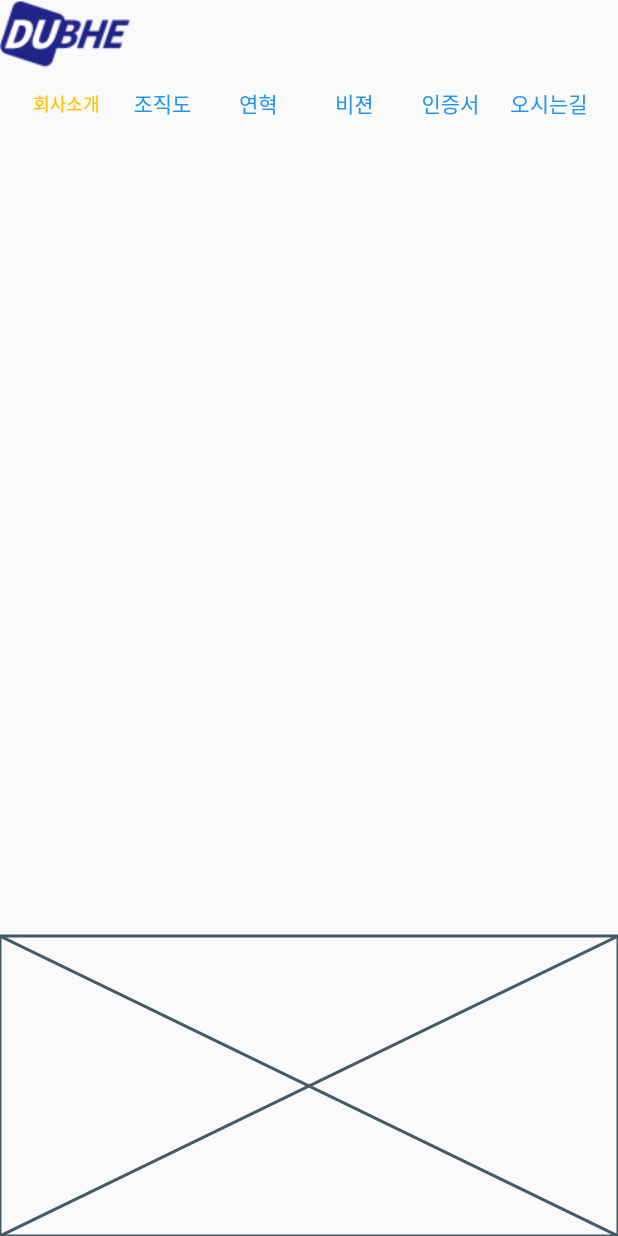
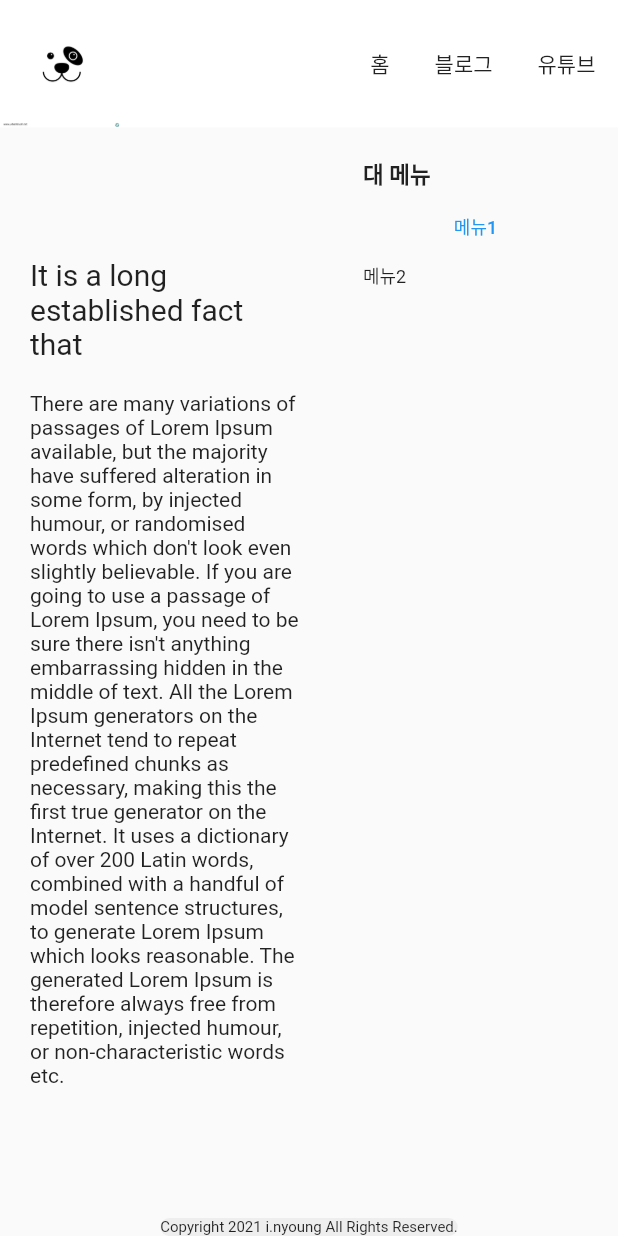
Before and after one commit to inyoungsJang/flutter_webapp, a Flutter app: the screen it shows after launch, on a phone screen of 412 x 824 dp. Run offline on Flutter 3.47's test engine with Material 2 defaults, Android fonts, the phone set to English and light mode, and no system bars.

Commit message:
화면중앙

```diff
--- a/flutter_webapp_dubhehome/lib/src/components/contents.dart
+++ b/flutter_webapp_dubhehome/lib/src/components/contents.dart
@@ -6,45 +6,46 @@ class Contents extends StatefulWidget {
 }
 
 class _ContentsState extends State<Contents> {
+  Widget menu(String munu, GestureTapCallback onTap) {
+    return InkWell(
+      mouseCursor: MaterialStateMouseCursor.clickable,
+      //마우스 호버했을때 배경색
+      // hoverColor: Colors.amber,
+      hoverColor: Colors.transparent,
+      //클릭했을때의 배경색
+      // splashColor: Colors.yellowAccent,
+      splashColor: Colors.transparent,
+      //클릭했을때의 배경색
+      highlightColor: Colors.transparent,
+      onTap: onTap,
+      child: Padding(
+        padding: const EdgeInsets.symmetric(horizontal: 15),
+        child: Text(munu),
+      ),
+    );
+  }
+
   @override
   Widget build(BuildContext context) {
     return Container(
       child: Column(
         children: [
           Row(
-            mainAxisAlignment: MainAxisAlignment.center,
+            mainAxisAlignment: MainAxisAlignment.spaceBetween,
             children: [
-              TextButton(
-
-                onPressed: () {},
-                child: Text(
-                  "회사소개",
-                  style: TextStyle(color: Colors.amber, fontSize: 12),
-                ),
+              Image.asset(
+                "assets/images/logo.png",
+                width: 80,
               ),
-              TextButton(
-                onPressed: () {},
-                child: Text("조직도"),
-              ),
-              TextButton(
-                onPressed: () {},
-                child: Text("연혁"),
-              ),
-              TextButton(
-                onPressed: () {},
-                child: Text("비젼"),
-              ),
-              TextButton(
-                onPressed: () {},
-                child: Text("인증서"),
-              ),
-              TextButton(
-                onPressed: () {},
-                child: Text("오시는길"),
+              Row(
+                children: [
+                  menu("홈", () {}),
+                  menu("블로그", () {}),
+                  menu("유튜브", () {}),
+                ],
               ),
             ],
-          ),
-          Container(),
+          )
         ],
       ),
     );
--- a/flutter_webapp_dubhehome/lib/src/components/footer.dart
+++ b/flutter_webapp_dubhehome/lib/src/components/footer.dart
@@ -1,15 +1,19 @@
 import 'package:flutter/material.dart';
 
-class Fotter extends StatefulWidget {
-  @override
-  _FotterState createState() => _FotterState();
-}
-
-class _FotterState extends State<Fotter> {
+class Footer extends StatelessWidget {
   @override
   Widget build(BuildContext context) {
     return Container(
-      child: Placeholder(fallbackHeight: 200),
+      decoration: BoxDecoration(
+          borderRadius: BorderRadius.circular(7), color: Colors.grey.shade200),
+      //padding: EdgeInsets.all(3),
+      child: Text(
+        "Copyright 2021 i.nyoung All Rights Reserved.",
+        style: TextStyle(
+          fontSize: 10,
+        ),
+        textAlign: TextAlign.center,
+      ),
     );
   }
 }
--- a/flutter_webapp_dubhehome/lib/src/components/header.dart
+++ b/flutter_webapp_dubhehome/lib/src/components/header.dart
@@ -6,11 +6,48 @@ class Header extends StatefulWidget {
 }
 
 class _HeaderState extends State<Header> {
+  Widget menu(String munu, GestureTapCallback onTap) {
+    return InkWell(
+      mouseCursor: MaterialStateMouseCursor.clickable,
+      //마우스 호버했을때 배경색
+      // hoverColor: Colors.amber,
+      hoverColor: Colors.transparent,
+      //클릭했을때의 배경색
+      // splashColor: Colors.yellowAccent,
+      splashColor: Colors.transparent,
+      //클릭했을때의 배경색
+      highlightColor: Colors.transparent,
+      onTap: onTap,
+      child: Padding(
+        padding: const EdgeInsets.symmetric(horizontal: 15),
+        child: Text(munu),
+      ),
+    );
+  }
+
   @override
   Widget build(BuildContext context) {
     return Container(
-      child: Row(
-        children: [Image.asset("assets/images/logo_blue_dubhe1.png")],
+      color: Colors.white,
+      child: Column(
+        children: [
+          Row(
+            mainAxisAlignment: MainAxisAlignment.spaceBetween,
+            children: [
+              Image.asset(
+                "assets/images/logo.png",
+                width: 80,
+              ),
+              Row(
+                children: [
+                  menu("홈", () {}),
+                  menu("블로그", () {}),
+                  menu("유튜브", () {}),
+                ],
+              ),
+            ],
+          )
+        ],
       ),
     );
   }
--- a/flutter_webapp_dubhehome/lib/src/home.dart
+++ b/flutter_webapp_dubhehome/lib/src/home.dart
@@ -2,6 +2,7 @@ import 'package:flutter/material.dart';
 import 'package:flutter_webapp_dubhehome/src/components/contents.dart';
 import 'package:flutter_webapp_dubhehome/src/components/footer.dart';
 import 'package:flutter_webapp_dubhehome/src/components/header.dart';
+import 'package:flutter_webapp_dubhehome/src/pages/root_page.dart';
 
 class HomePage extends StatelessWidget {
   Widget _header() {
@@ -21,14 +22,16 @@ class HomePage extends StatelessWidget {
     return Scaffold(
       body: Container(
         alignment: Alignment.topCenter,
+        child: ConstrainedBox(
           constraints: BoxConstraints(maxWidth: 1280),
           child: Column(
             children: [
               // 배너, 컨텐트(내비), 푸터
               Header(),
-            Expanded(child: Contents()),
-            Fotter()
+              Expanded(child: RootPage()),
+              Footer()
             ],
+          ),
         ),
       ),
     );
--- /dev/null
+++ b/flutter_webapp_dubhehome/lib/src/pages/root_page.dart
@@ -0,0 +1,94 @@
+import 'package:flutter/material.dart';
+
+class RootPage extends StatelessWidget {
+  final ScrollController scrollController = ScrollController();
+
+  // Widget _menuhover(String menu, Function onTap) {
+  //   return Container();
+  // }
+
+  Color getForegroundColor(Set<MaterialState> state) {
+    const InteractiveViewer = <MaterialState>{
+      MaterialState.pressed,
+      MaterialState.hovered,
+    };
+
+    // if(state.any((in) => false))
+    return Colors.black;
+  }
+
+  Widget _contents() {
+    return Scrollbar(
+      controller: scrollController,
+      //항상 스크롤바 출력
+      isAlwaysShown: true,
+      child: SingleChildScrollView(
+        controller: scrollController,
+        child: Column(
+          crossAxisAlignment: CrossAxisAlignment.stretch,
+          children: [
+            Text(
+              "It is a long established fact that",
+              style: TextStyle(fontSize: 20),
+            ),
+            SizedBox(
+              height: 20,
+            ),
+            Text(
+              "There are many variations of passages of Lorem Ipsum available, but the majority have suffered alteration in some form, by injected humour, or randomised words which don't look even slightly believable. If you are going to use a passage of Lorem Ipsum, you need to be sure there isn't anything embarrassing hidden in the middle of text. All the Lorem Ipsum generators on the Internet tend to repeat predefined chunks as necessary, making this the first true generator on the Internet. It uses a dictionary of over 200 Latin words, combined with a handful of model sentence structures, to generate Lorem Ipsum which looks reasonable. The generated Lorem Ipsum is therefore always free from repetition, injected humour, or non-characteristic words etc.",
+              style: TextStyle(fontSize: 14),
+            ),
+          ],
+        ),
+      ),
+    );
+  }
+
+  @override
+  Widget build(BuildContext context) {
+    return Container(
+      padding: const EdgeInsets.all(20),
+      child: Row(
+        children: [
+          Expanded(
+            child: _contents(),
+          ),
+          SizedBox(
+            width: 40,
+          ),
+          Container(
+            width: 150,
+            child: Column(
+              crossAxisAlignment: CrossAxisAlignment.stretch,
+              children: [
+                Text(
+                  "대 메뉴",
+                  style: TextStyle(
+                    fontSize: 15,
+                    fontWeight: FontWeight.bold,
+                  ),
+                ),
+                TextButton(
+                  //  style: ButtonStyle(foregroundColor: getForegroundColor),
+                  onPressed: () {},
+                  child: Text(
+                    "메뉴1",
+                    style: TextStyle(
+                      fontSize: 12,
+                    ),
+                  ),
+                ),
+                Text(
+                  "메뉴2",
+                  style: TextStyle(
+                    fontSize: 12,
+                  ),
+                ),
+              ],
+            ),
+          )
+        ],
+      ),
+    );
+  }
+}
```
Also changed, not shown: flutter_webapp_dubhehome/assets/images/logo.png (added). Lines whose indentation alone changed are shown as unchanged.
